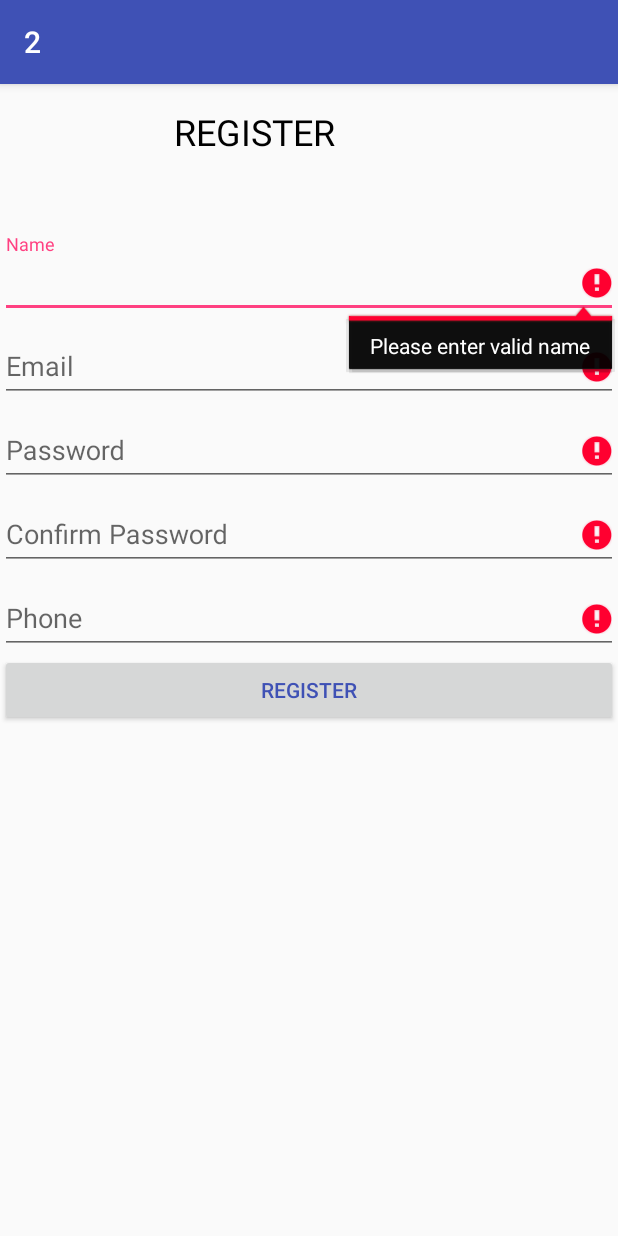
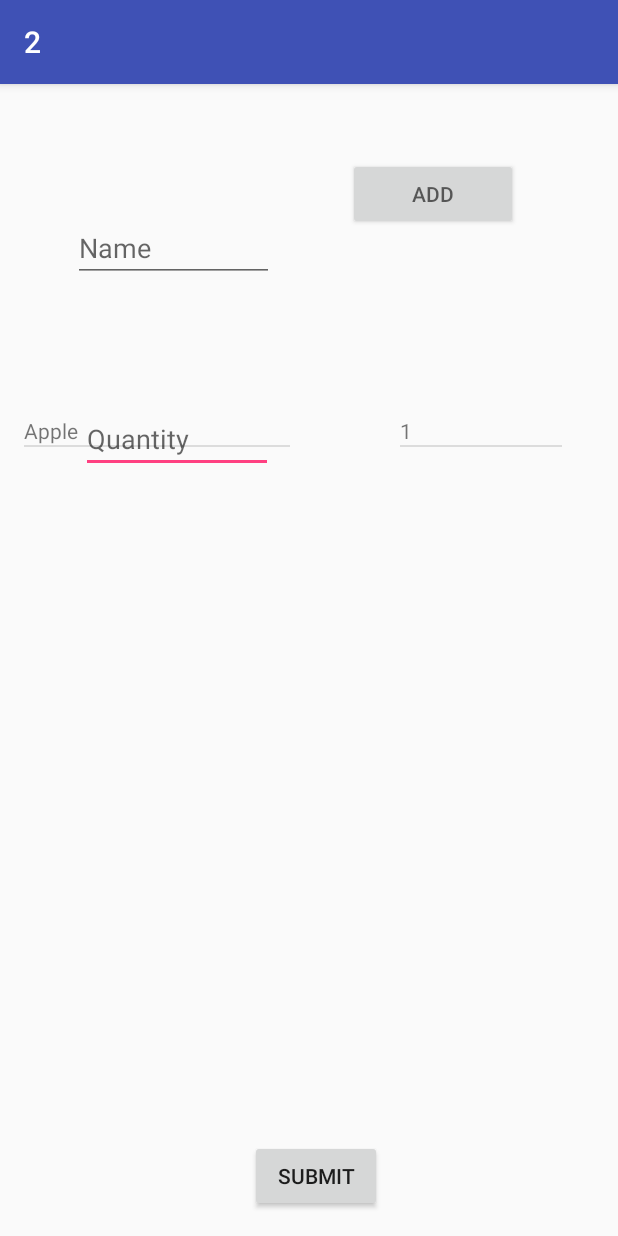
Before and after one commit to Rkverma94/21, an Android app: the register screen opened directly, with no data from a screen before it, after a tap on "REGISTER", on a phone screen of 412 x 824 dp. Run offline under Robolectric (Android 15) with nearby library versions, the phone set to English and light mode, and no system bars; our stand-ins replace Firebase (no records; nobody signed in at launch, a user with empty details on screens opened directly); libraries missing offline, so code that uses them is left out: com.firebase.client; 10 statements that could not run were skipped.

Commit message:
new code

```diff
--- a/app/src/main/AndroidManifest.xml
+++ b/app/src/main/AndroidManifest.xml
@@ -17,7 +17,9 @@
         <activity
             android:name=".MainActivity"
             android:label="@string/app_name"
-            android:theme="@style/AppTheme.NoActionBar">
+            android:theme="@style/AppTheme.NoActionBar"
+            android:windowSoftInputMode="adjustPan">
+
             <intent-filter>
                 <action android:name="android.intent.action.MAIN" />
 
@@ -27,6 +29,8 @@
         <activity android:name=".login" />
         <activity android:name=".SecondOne" />
         <activity android:name=".register"/>
+        <activity android:name=".ret_register"/>
+        <activity android:name=".list_generator"/>
     </application>
 
 </manifest>
--- a/app/src/main/java/com/example/vvipul15/a2/MainActivity.java
+++ b/app/src/main/java/com/example/vvipul15/a2/MainActivity.java
@@ -82,7 +82,7 @@ public class MainActivity extends AppCompatActivity
                         break;
                     case 2:
                         //start activity on selection of any item you want, here I am assuming first item.
-                        Intent intent1 = new Intent(MainActivity.this, register.class);
+                        Intent intent1 = new Intent(MainActivity.this, ret_register.class);
                         startActivity(intent1);
                         break;
 
--- a/app/src/main/java/com/example/vvipul15/a2/register.java
+++ b/app/src/main/java/com/example/vvipul15/a2/register.java
@@ -1,35 +1,73 @@
 package com.example.vvipul15.a2;
 
 
+import android.app.Activity;
+import android.content.Intent;
 import android.os.Bundle;
+import android.provider.Settings;
 import android.support.v7.app.AppCompatActivity;
 import android.util.Patterns;
 import android.view.View;
 import android.widget.Button;
 import android.widget.EditText;
 import android.widget.Toast;
+import com.firebase.client.Firebase;
+import com.google.firebase.database.DatabaseReference;
+import com.google.firebase.database.FirebaseDatabase;
 
 public class register extends AppCompatActivity{
-    private EditText et_name,et_email,et_phone,et_password,et_cpassword;
-    private String name,email,password,cpassword,phone;
+
+        EditText et_name,et_id,et_phone,et_location;
+        String name,id,location,phone;
    // private Integer array;
-    Button regbtn;
+        Button regbtn;
+   // String myStringData,myEmailData,myPhoneData,myPassword,myCpassword;
+Firebase myFirebase;
 
     @Override
     protected void onCreate(Bundle savedInstanceState){
         super.onCreate(savedInstanceState);
         setContentView(R.layout.register);
         et_name= (EditText) findViewById(R.id.name);
-        et_email= (EditText) findViewById(R.id.email);
+        et_id= (EditText) findViewById(R.id.id);
         et_phone= (EditText) findViewById(R.id.phone);
-        et_password= (EditText) findViewById(R.id.password);
-        et_cpassword= (EditText) findViewById(R.id.cpassword);
+       et_location= (EditText) findViewById(R.id.location);
+      //  et_cpassword= (EditText) findViewById(R.id.cpassword);
         regbtn = (Button) findViewById(R.id.regbtn);
+
+
+        Firebase.setAndroidContext(this);
+
+       // String DeviceID = Settings.Secure.getString(getApplicationContext().getContentResolver(),Settings.Secure.ANDROID_ID);
+        myFirebase = new Firebase("https://hotel-15.firebaseio.com/ecommerce/customer"  );
+     //  myFirebase = FirebaseDatabase.getInstance().getReference();
         regbtn.setOnClickListener(new View.OnClickListener() {
             @Override
             public void onClick(View v) {
-                registerr();
-            }
+                   name = et_name.getText().toString();
+                   id = et_id.getText().toString();
+                   location = et_location.getText().toString();
+                   phone = et_phone.getText().toString();
+                   //  cpassword = et_cpassword.getText().toString();
+
+              Firebase myNewChild = myFirebase.child(name);
+                myFirebase = new Firebase("https://hotel-15.firebaseio.com/ecommerce/customer/" + name  );
+
+                Firebase myNewChild1 = myFirebase.child("Id");
+                myNewChild1.setValue(id);
+                Firebase myNewChild2 = myFirebase.child("Location");
+                  myNewChild2.setValue(location);
+                Firebase myNewChild3 = myFirebase.child("Phone");
+                myNewChild3.setValue(phone);
+                Intent intent = new Intent(register.this, list_generator.class);
+                startActivity(intent);
+               //  myNewChild.setValue(password);
+              //    myNewChild.setValue(cpassword);
+               //     myNewChild.setValue(email);
+            //    Toast.makeText(register.this, name + "is updated with" + phone, Toast.LENGTH_SHORT).show();
+                 registerr();
+                }
+
         });
     }
     public void registerr(){
@@ -50,29 +88,30 @@ boolean valid = true;
             et_name.setError("Please enter valid name");
             valid = false;
         }
-        if(email.isEmpty() ||!Patterns.EMAIL_ADDRESS.matcher(email).matches()){
-            et_email.setError("Please enter valid email");
+     if(id.isEmpty() ||!Patterns.EMAIL_ADDRESS.matcher(id).matches()){
+            et_id.setError("Please enter valid id");
             valid =false;
         }
-        if(password.isEmpty()){
-            et_password.setError("Please enter valid password");
+        if(location.isEmpty()){
+            et_location.setError("Please enter single word location");
             valid = false;
         }
-        if(cpassword.isEmpty()) {
-            et_cpassword.setError("Please enter valid password");
-            valid = false;
-        }
+     //   if(cpassword.isEmpty()) {
+       //     et_cpassword.setError("Please enter valid password");
+       //     valid = false;
+       // }
         if(phone.isEmpty() || phone.length()<10 || phone.length()>10) {
             et_phone.setError("Please enter valid phone");
             valid = false;
         }
+
         return valid;
     }
 public void initialize(){
     name = et_name.getText().toString().trim();
-    email = et_email.getText().toString().trim();
+    id = et_id.getText().toString().trim();
     phone = et_phone.getText().toString().trim();
-    password = et_password.getText().toString().trim();
-    cpassword = et_cpassword.getText().toString().trim();
+    location = et_location.getText().toString().trim();
+   // cpassword = et_cpassword.getText().toString().trim();
 }
 }
--- a/app/src/main/res/layout/list_generator.xml
+++ b/app/src/main/res/layout/list_generator.xml
@@ -1,6 +1,90 @@
 <?xml version="1.0" encoding="utf-8"?>
-<android.support.constraint.ConstraintLayout
-    xmlns:android="http://schemas.android.com/apk/res/android" android:layout_width="match_parent"
+<android.support.constraint.ConstraintLayout xmlns:android="http://schemas.android.com/apk/res/android"
+    xmlns:app="http://schemas.android.com/apk/res-auto"
+    xmlns:tools="http://schemas.android.com/tools"
+    android:layout_width="match_parent"
     android:layout_height="match_parent">
 
+
+    <EditText
+        android:id="@+id/txtinput2"
+        android:layout_width="128dp"
+        android:layout_height="wrap_content"
+
+        android:layout_marginBottom="454dp"
+        android:layout_marginEnd="24dp"
+        android:layout_marginStart="28dp"
+        android:hint="Quantity"
+        app:layout_constraintBottom_toBottomOf="parent"
+        app:layout_constraintEnd_toStartOf="@+id/button3"
+        app:layout_constraintStart_toStartOf="parent"
+        app:layout_constraintTop_toBottomOf="@+id/txtinput" />
+
+
+    <EditText
+        android:id="@+id/txtinput"
+        android:layout_width="134dp"
+        android:layout_height="wrap_content"
+        android:layout_marginBottom="27dp"
+        android:layout_marginEnd="28dp"
+        android:layout_marginStart="28dp"
+        android:layout_marginTop="32dp"
+        android:hint="Name"
+        app:layout_constraintBottom_toTopOf="@+id/txtinput2"
+        app:layout_constraintEnd_toStartOf="@+id/button3"
+        app:layout_constraintHorizontal_bias="0.0"
+        app:layout_constraintStart_toStartOf="parent"
+        app:layout_constraintTop_toTopOf="parent"
+        app:layout_constraintVertical_bias="1.0" />
+
+    <Button
+        android:id="@+id/button3"
+        android:layout_width="113dp"
+        android:layout_height="wrap_content"
+        android:layout_marginBottom="124dp"
+        android:layout_marginEnd="46dp"
+        android:layout_marginTop="49dp"
+        android:hint="ADD"
+        app:layout_constraintBottom_toTopOf="@+id/listv2"
+        app:layout_constraintEnd_toEndOf="parent"
+        app:layout_constraintStart_toEndOf="@+id/txtinput"
+        app:layout_constraintTop_toTopOf="parent"
+        app:layout_constraintVertical_bias="0.024" />
+
+    <ListView
+        android:id="@+id/listv"
+        android:layout_width="177dp"
+        android:layout_height="0dp"
+        android:layout_marginBottom="35dp"
+        android:layout_marginEnd="73dp"
+        android:layout_marginStart="28dp"
+        android:layout_marginTop="221dp"
+        app:layout_constraintBottom_toTopOf="@+id/button4"
+        app:layout_constraintEnd_toStartOf="@+id/listv2"
+        app:layout_constraintStart_toStartOf="parent"
+        app:layout_constraintTop_toTopOf="parent" />
+
+    <Button
+        android:id="@+id/button4"
+        android:layout_width="wrap_content"
+        android:layout_height="wrap_content"
+        android:layout_marginBottom="16dp"
+        android:layout_marginEnd="12dp"
+        android:text="Submit"
+        app:layout_constraintBottom_toBottomOf="parent"
+        app:layout_constraintEnd_toStartOf="@+id/listv2"
+        app:layout_constraintTop_toBottomOf="@+id/listv" />
+
+    <ListView
+        android:id="@+id/listv2"
+        android:layout_width="108dp"
+        android:layout_height="0dp"
+
+        android:layout_marginBottom="102dp"
+        android:layout_marginEnd="50dp"
+        app:layout_constraintBottom_toBottomOf="parent"
+        app:layout_constraintEnd_toEndOf="parent"
+        app:layout_constraintStart_toEndOf="@+id/listv"
+        app:layout_constraintTop_toBottomOf="@+id/button3" />
+
 </android.support.constraint.ConstraintLayout>
--- a/app/src/main/res/layout/register.xml
+++ b/app/src/main/res/layout/register.xml
@@ -3,20 +3,20 @@
             android:layout_height="match_parent"
     xmlns:android="http://schemas.android.com/apk/res/android">
 <RelativeLayout xmlns:android="http://schemas.android.com/apk/res/android"
-    android:layout_width="match_parent" android:layout_height="match_parent">
+    android:layout_width="match_parent"
+    android:layout_height="match_parent">
 
     <TextView
         android:id="@+id/textView4"
         android:layout_width="match_parent"
         android:layout_height="wrap_content"
-        android:layout_marginTop="15dp"
+        android:layout_alignParentStart="true"
+        android:layout_alignParentTop="true"
+        android:layout_marginStart="132dp"
+        android:layout_marginTop="20dp"
         android:text="REGISTER"
         android:textColor="@android:color/black"
-        android:textSize="24dp"
-        android:layout_marginStart="116dp"
-        android:layout_alignParentTop="true"
-        android:layout_alignParentStart="true"
-        android:layout_centerHorizontal="true"/>
+        android:textSize="24dp" />
     <LinearLayout
         android:layout_width="match_parent"
         android:layout_height="wrap_content"
@@ -25,12 +25,22 @@
         <android.support.design.widget.TextInputLayout
             android:layout_width="match_parent"
             android:layout_height="wrap_content">
+
             <EditText
+                android:id="@+id/name"
                 android:layout_width="match_parent"
                 android:layout_height="wrap_content"
-                android:id="@+id/name"
-                android:hint="Name"
-                />
+                android:hint="Name" />
+        </android.support.design.widget.TextInputLayout>
+        <android.support.design.widget.TextInputLayout
+            android:layout_width="match_parent"
+            android:layout_height="wrap_content">
+
+            <EditText
+                android:id="@+id/id"
+                android:layout_width="match_parent"
+                android:layout_height="wrap_content"
+                android:hint="Id" />
         </android.support.design.widget.TextInputLayout>
         <android.support.design.widget.TextInputLayout
             android:layout_width="match_parent"
@@ -38,32 +48,13 @@
             <EditText
                 android:layout_width="match_parent"
                 android:layout_height="wrap_content"
-                android:id="@+id/email"
-                android:hint="Email"
-                />
-        </android.support.design.widget.TextInputLayout>
-        <android.support.design.widget.TextInputLayout
-            android:layout_width="match_parent"
-            android:layout_height="wrap_content">
-            <EditText
-                android:layout_width="match_parent"
-                android:layout_height="wrap_content"
-                android:id="@+id/password"
-                android:hint="Password"
+                android:id="@+id/location"
+                android:hint="Location"
                 android:inputType="textPassword"
                 />
         </android.support.design.widget.TextInputLayout>
-        <android.support.design.widget.TextInputLayout
-            android:layout_width="match_parent"
-            android:layout_height="wrap_content">
-            <EditText
-                android:layout_width="match_parent"
-                android:layout_height="wrap_content"
-                android:id="@+id/cpassword"
-                android:hint="Confirm Password"
-                android:inputType="textPassword"
-                />
-        </android.support.design.widget.TextInputLayout>
+
+
         <android.support.design.widget.TextInputLayout
             android:layout_width="match_parent"
             android:layout_height="wrap_content">
```
Also changed, not shown: app/build.gradle (+11 -8 lines), build.gradle (+7 -2 lines), gradle/wrapper/gradle-wrapper.properties, 1 other file.
